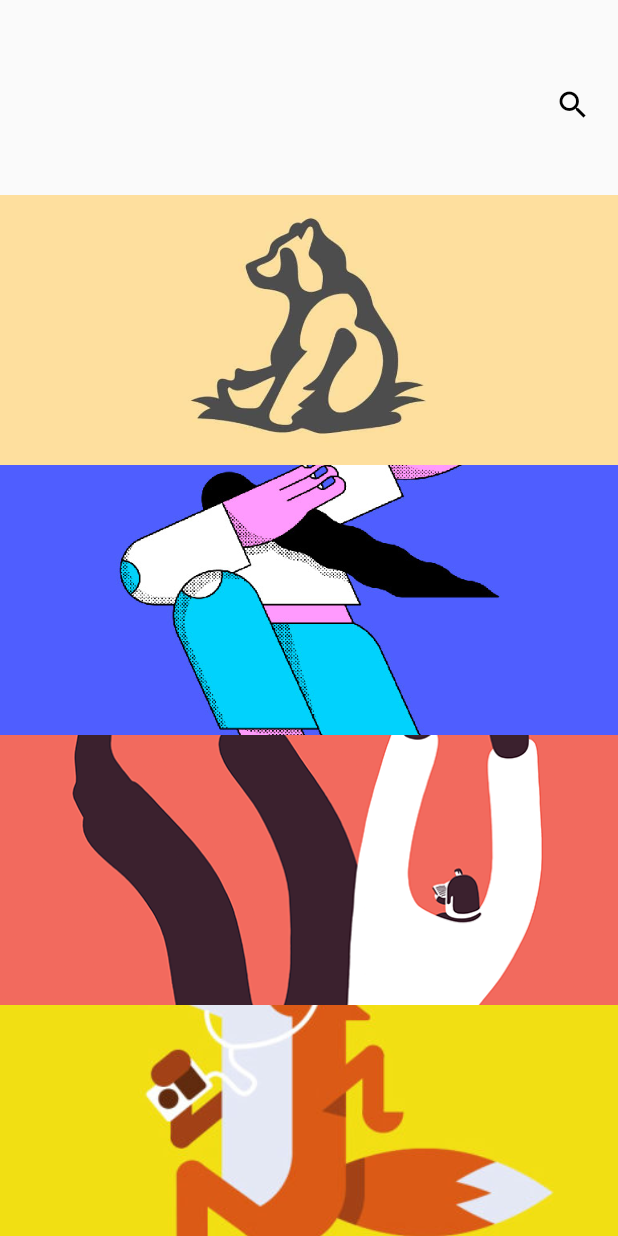
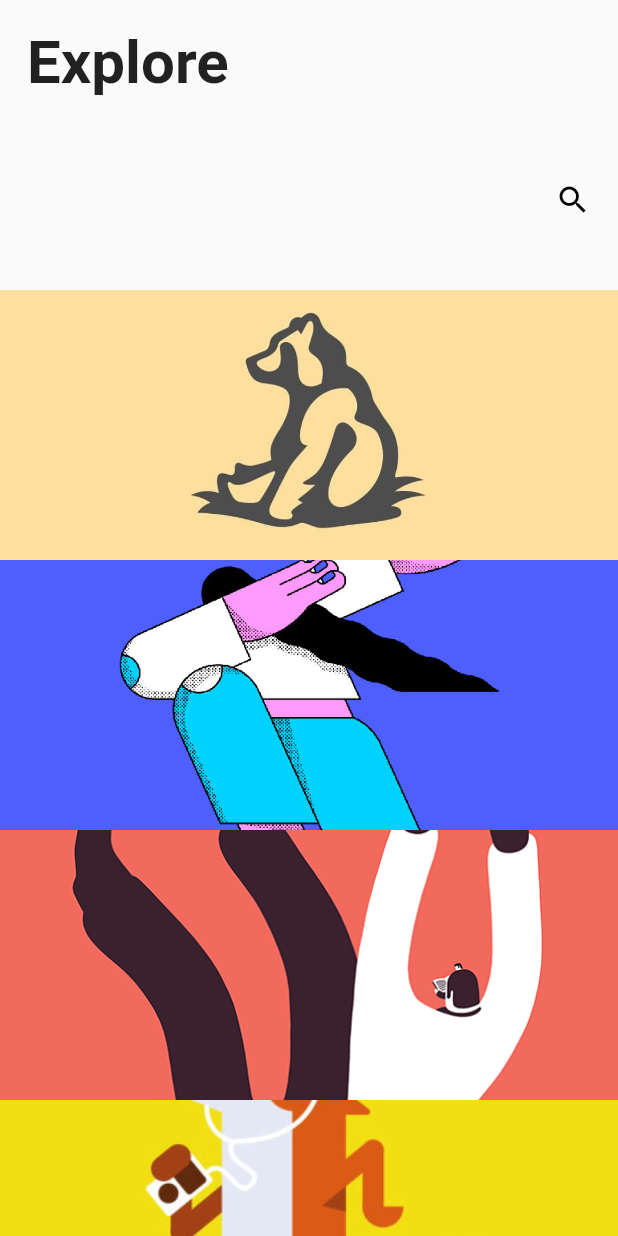
Before and after one commit to mejdi14/flutter_multi_search, a Flutter app: the screen it shows after launch, on a phone screen of 412 x 824 dp. Run offline on Flutter 3.47's test engine with Material 2 defaults, Android fonts, the phone set to English and light mode, and no system bars.

Commit message:
code documentation :memo:

```diff
--- a/example/lib/main.dart
+++ b/example/lib/main.dart
@@ -49,10 +49,18 @@ class _MyHomePageState extends State<MyHomePage> {
   @override
   Widget build(BuildContext context) {
     return Scaffold(
-      body: Column(
+      body: SafeArea(
+        top: true,
+        child: Column(
           children: [
+            Align(
+                alignment: Alignment.centerLeft,
+                child: Padding(
+                  padding: const EdgeInsets.all(18.0),
+                  child: Text('Explore', style: TextStyle(fontWeight: FontWeight.bold, fontSize: 40),),
+                )),
             SizedBox(
-            height: 40,
+              height: 20,
             ),
             MultiSearchView(
               searchIndicatorShape: SearchIndicatorShape.dot,
@@ -96,6 +104,7 @@ class _MyHomePageState extends State<MyHomePage> {
             ),
           ],
         ),
+      ),
     );
   }
 
--- a/lib/multi_search_flutter.dart
+++ b/lib/multi_search_flutter.dart
@@ -66,7 +66,7 @@ class _MultiSearchViewState extends State<MultiSearchView>
     _iconAnimationController = AnimationController(
         vsync: this,
         duration:
-            widget.slidingAnimationDuration ?? Duration(milliseconds: 1000));
+             Duration(milliseconds: 1000));
     _scrollController = new ScrollController();
     _inputController = TextEditingController();
     _focusNode = FocusNode();
@@ -182,6 +182,7 @@ class _MultiSearchViewState extends State<MultiSearchView>
     );
   }
 
+  /// update list when the user hit the keyboard search button
   Future<void> _submitContent(String value) async {
     await resetItemIndicator();
     listSearch
@@ -191,6 +192,7 @@ class _MultiSearchViewState extends State<MultiSearchView>
     _moveScrollToStart();
   }
 
+  /// clear active indicator before setting the indicator position
   Future<void> resetItemIndicator() async {
     listSearch.forEach((e) {
       if (e.isSelected?.value == true) {
@@ -199,28 +201,32 @@ class _MultiSearchViewState extends State<MultiSearchView>
     });
   }
 
+  /// hide the TextField by scrolling the the end
   void _moveScrollToEnd() {
     isSearch = !isSearch;
     new Future.delayed(Duration(seconds: 0), () {
       _scrollController.animateTo(_scrollController.position.maxScrollExtent,
-          duration: Duration(milliseconds: 850), curve: Curves.ease);
+          duration: widget.slidingAnimationDuration ?? Duration(milliseconds: 800), curve: Curves.ease);
     });
   }
 
+  /// show the TextField by scrolling the the beginning
   void _moveScrollToStart() {
     isSearch = !isSearch;
     new Future.delayed(Duration(seconds: 0), () {
       _scrollController
           .animateTo(_scrollController.position.minScrollExtent,
-              duration: Duration(milliseconds: 850), curve: Curves.ease)
+              duration: widget.slidingAnimationDuration ?? Duration(milliseconds: 800), curve: Curves.ease)
           .whenComplete(() => clearInputField());
     });
   }
 
+  /// well this one is clear we just reset the input text :p
   clearInputField() {
     _inputController.text = '';
   }
 
+  /// removing an item for the search list after clicking on the delete icon
   Future<int> removeItem(Searchable e) async {
     var newPosition = -1;
     newPosition = await manageSwipeIndicator(e, newPosition);
@@ -229,6 +235,7 @@ class _MultiSearchViewState extends State<MultiSearchView>
     return newPosition;
   }
 
+  /// set the indicator to a new position after deleting an item
   Future<int> manageSwipeIndicator(Searchable e, int newPosition) async {
     if (listSearch.length > 1) {
       var deletedPosition = listSearch.indexOf(e);
@@ -245,12 +252,14 @@ class _MultiSearchViewState extends State<MultiSearchView>
     return newPosition;
   }
 
+  /// this function will be triggered when you click on the search icon
   startNewSearch() {
     _isSearchIcon.value = false;
     _focusNode.requestFocus();
     _moveScrollToEnd();
   }
 
+  /// this function will be triggered when you click on the exit icon
   exitSearch() {
     _isSearchIcon.value = true;
     clearInputField();
@@ -258,6 +267,7 @@ class _MultiSearchViewState extends State<MultiSearchView>
     _moveScrollToStart();
   }
 
+  /// switching to a new search when the user select a new item
   Future<void> selectItem(Searchable e) async {
     await resetItemIndicator();
     listSearch.firstWhere((item) {
```
Lines whose indentation alone changed are shown as unchanged.
